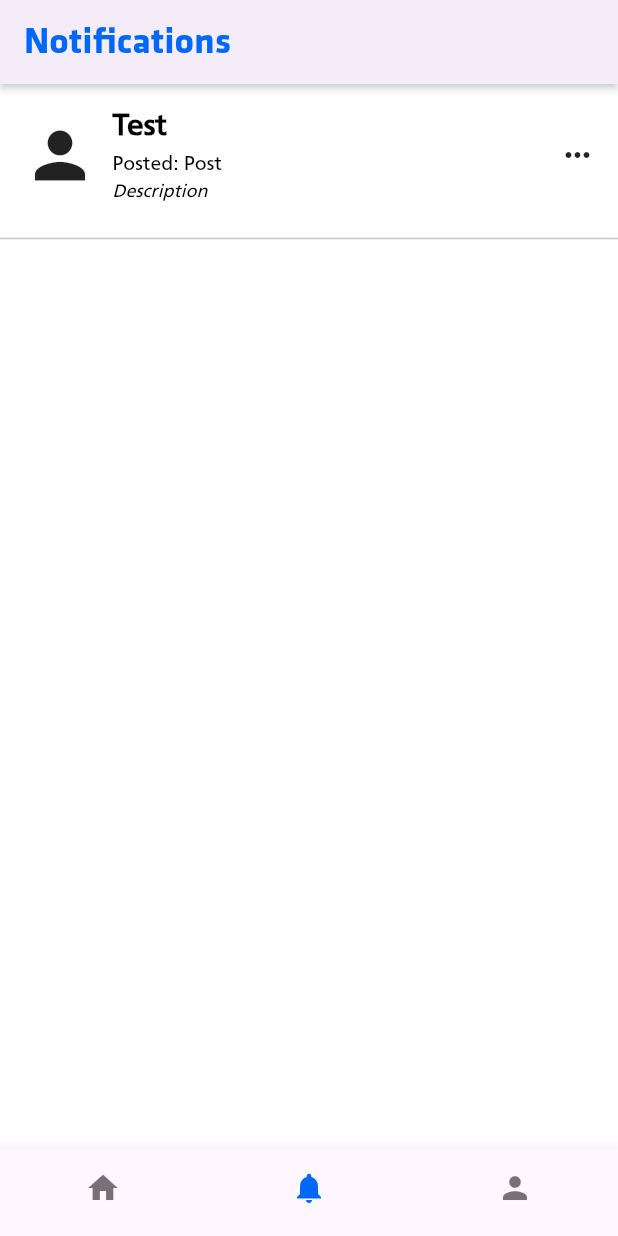
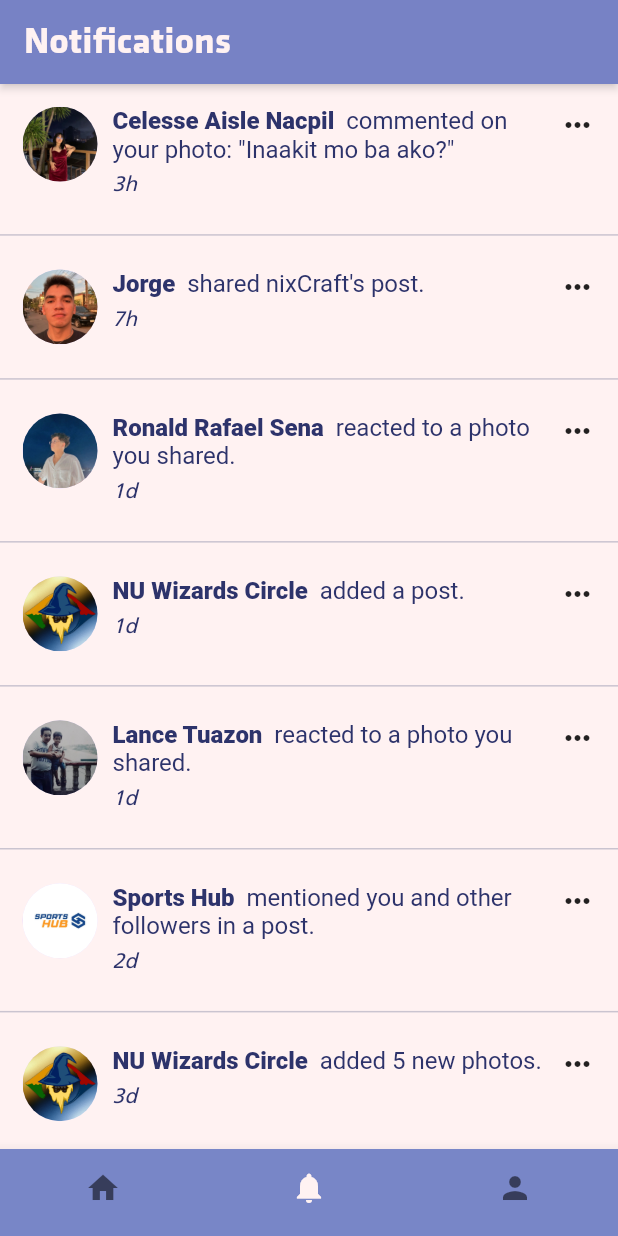
Before and after one commit to pdns-cs/manuel_longexam1part2, a Flutter app: the screen it shows after launch, swiped to page 2, on a phone screen of 412 x 824 dp. Run offline on Flutter 3.47's test engine with Material 3 defaults, Android fonts, the phone set to English and light mode, and no system bars; our stand-ins replace flutter_screenutil.

Commit message:
lab 2 done

```diff
--- a/lib/constants.dart
+++ b/lib/constants.dart
@@ -1,8 +1,8 @@
 import 'package:flutter/material.dart';
 
-const Color FB_PRIMARY = Color(0xFF0167f8);
-const Color FB_SECONDARY = Color(0xff003bb3);
-const Color FB_DARK_PRIMARY = Color(0xFF021452);
-const Color FB_LIGHT_PRIMARY = Color(0xFF74b7fb);
-const Color FB_TEXT_COLOR_WHITE = Color(0xFFe0f0fd);
+const Color FB_PRIMARY = Color(0xFF2D336B);
+const Color FB_SECONDARY = Color(0xFFA9B5DF);
+const Color FB_DARK_PRIMARY = Color(0xFF2D336B);
+const Color FB_LIGHT_PRIMARY = Color(0xFF7886C7);
+const Color FB_TEXT_COLOR_WHITE = Color(0xFFFFF2F2);
 const Color FB_TEXT_COLOR_GREY = Color(0xFF606770);
--- a/lib/screens/home_screen.dart
+++ b/lib/screens/home_screen.dart
@@ -21,13 +21,15 @@ class _HomeScreenState extends State<HomeScreen> {
     final List<String> titles = ['Chatterly', 'Notifications'];
 
     return Scaffold(
+      backgroundColor: FB_TEXT_COLOR_WHITE,
       appBar: AppBar(
+        backgroundColor: FB_LIGHT_PRIMARY,
         shadowColor: FB_TEXT_COLOR_WHITE,
         elevation: 2,
         title: CustomFont(
           text: titles[_selectedIndex],
           fontSize: ScreenUtil().setSp(25),
-          color: FB_PRIMARY,
+          color: FB_TEXT_COLOR_WHITE,
           fontFamily: 'Klavika',
         ),
       ),
@@ -41,6 +43,7 @@ class _HomeScreenState extends State<HomeScreen> {
         },
       ),
       bottomNavigationBar: BottomNavigationBar(
+        backgroundColor: FB_LIGHT_PRIMARY,
         showSelectedLabels: false,
         showUnselectedLabels: false,
         onTap: _onTappedBar,
@@ -53,7 +56,7 @@ class _HomeScreenState extends State<HomeScreen> {
           ),
           BottomNavigationBarItem(icon: Icon(Icons.person), label: 'Profile')
         ],
-        selectedItemColor: FB_PRIMARY,
+        selectedItemColor: FB_TEXT_COLOR_WHITE,
         currentIndex: _selectedIndex,
       ),
     );
--- a/lib/screens/notification_screen.dart
+++ b/lib/screens/notification_screen.dart
@@ -1,3 +1,5 @@
+import 'package:tuazon_mobprog/constants.dart';
+
 import '../widgets/notification.dart' as notif;
 import 'package:flutter/material.dart';
 import 'package:flutter_screenutil/flutter_screenutil.dart';
@@ -13,13 +15,67 @@ class _NotificationScreenState extends State<NotificationScreen> {
   @override
   Widget build(BuildContext context) {
     return Container(
-      color: Colors.white,
+      color: FB_TEXT_COLOR_WHITE,
       width: ScreenUtil().screenWidth,
-      child: const Column(
-        children: [
-          notif.Notification(name: 'Test', post: 'Post',
-            description: 'Description',),
-            Divider(),
+      child: ListView(
+        children: const [
+          notif.Notification_Tile(
+            name: 'Celesse Aisle Nacpil',
+            description: ' commented on your photo: "Inaakit mo ba ako?"',
+            time: '3h',
+            notifProfile: 'assets/images/notif7.jpg',
+          ),
+          Divider(),
+          notif.Notification_Tile(
+            name: 'Jorge',
+            description: " shared nixCraft's post.",
+            time: '7h',
+            notifProfile: 'assets/images/notif1.jpg',
+          ),
+          Divider(),
+          notif.Notification_Tile(
+            name: 'Ronald Rafael Sena',
+            description: " reacted to a photo you shared.",
+            time: '1d',
+            notifProfile: 'assets/images/notif2.jpg',
+          ),
+          Divider(),
+          notif.Notification_Tile(
+            name: 'NU Wizards Circle',
+            description: " added a post.",
+            time: '1d',
+            notifProfile: 'assets/images/notif3.jpg',
+          ),
+          Divider(),
+          notif.Notification_Tile(
+            name: 'Lance Tuazon',
+            description: " reacted to a photo you shared.",
+            time: '1d',
+            notifProfile: 'assets/images/notif4.jpg',
+          ),
+          Divider(),
+          notif.Notification_Tile(
+            name: 'Sports Hub',
+            description: " mentioned you and other followers in a post.",
+            time: '2d',
+            notifProfile: 'assets/images/notif5.jpg',
+          ),
+          Divider(),
+          notif.Notification_Tile(
+            name: 'NU Wizards Circle',
+            description: " added 5 new photos.",
+            time: '3d',
+            notifProfile: 'assets/images/notif3.jpg',
+          ),
+          Divider(),
+          notif.Notification_Tile(
+            name: 'Tisha Dela Cruz',
+            description: " shared your post.",
+            time: '4d',
+            notifProfile: 'assets/images/notif6.jpg',
+          ),
+          Divider(),
+
         ],
       ),
     );
--- a/lib/widgets/newsfeed_card.dart
+++ b/lib/widgets/newsfeed_card.dart
@@ -14,9 +14,9 @@ class NewsfeedCard extends StatelessWidget {
   final int commentsCount;
   final int sharesCount;
   final String userImage;
-  final String? imagePath; // optional post image
+  final String? imagePath;
   final bool
-  showPlaceholder; // whether to show placeholder when imagePath is null
+  showPlaceholder;
 
   const NewsfeedCard({
     super.key,
@@ -57,6 +57,7 @@ class NewsfeedCard extends StatelessWidget {
     }
 
     return Card(
+      color: FB_TEXT_COLOR_WHITE,
       margin: EdgeInsets.all(ScreenUtil().setSp(10)),
       child: Padding(
         padding: EdgeInsetsGeometry.all(ScreenUtil().setSp(10)),
@@ -77,7 +78,7 @@ class NewsfeedCard extends StatelessWidget {
                     CustomFont(
                       text: userName,
                       fontSize: ScreenUtil().setSp(15),
-                      color: Colors.black,
+                      color: FB_DARK_PRIMARY,
                       fontWeight: FontWeight.bold,
                     ),
                     Row(
@@ -108,7 +109,7 @@ class NewsfeedCard extends StatelessWidget {
             CustomFont(
               text: postContent,
               fontSize: ScreenUtil().setSp(12),
-              color: Colors.black,
+              color: FB_DARK_PRIMARY,
             ),
             SizedBox(height: ScreenUtil().setHeight(5)),
             (imagePath != null)
--- a/lib/widgets/notification.dart
+++ b/lib/widgets/notification.dart
@@ -1,50 +1,70 @@
 import 'package:flutter/material.dart';
 import 'package:flutter_screenutil/flutter_screenutil.dart';
+import 'package:tuazon_mobprog/constants.dart';
 import 'package:tuazon_mobprog/widgets/custom_font.dart';
 
-class Notification extends StatelessWidget {
-  const Notification({
+class Notification_Tile extends StatelessWidget {
+  const Notification_Tile({
     super.key,
     required this.name,
-    required this.post,
+    required this.time,
     required this.description,
+    required this.notifProfile,
   });
 
   final String name;
-  final String post;
   final String description;
+  final String time;
+  final String notifProfile;
 
   @override
   Widget build(BuildContext context) {
     return Container(
       padding: EdgeInsets.all(ScreenUtil().setSp(15)),
       child: Row(
+
+        crossAxisAlignment: CrossAxisAlignment.start,
         children: [
-          Icon(Icons.person, size: ScreenUtil().setSp(50)),
+          CircleAvatar(
+            radius: 25,
+            backgroundImage: AssetImage(notifProfile),
+          ),
           SizedBox(width: ScreenUtil().setWidth(10)),
-          Column(
-            crossAxisAlignment: CrossAxisAlignment.start,
-            children: [
-              CustomFont(
-                text: name,
-                fontSize: ScreenUtil().setSp(20),
-                color: Colors.black,
-                fontWeight: FontWeight.w800,
-              ),
-              CustomFont(
-                text: 'Posted: $post',
-                fontSize: ScreenUtil().setSp(13),
-                color: Colors.black,
-              ),
-              CustomFont(
-                text: description,
-                fontSize: ScreenUtil().setSp(12),
-                color: Colors.black,
-                fontStyle: FontStyle.italic,
-              ),
-            ],
+
+          Expanded(
+            child: Column(
+              crossAxisAlignment: CrossAxisAlignment.start,
+              children: [
+                RichText(
+                  text: TextSpan(
+                    style: TextStyle(
+                      fontSize: ScreenUtil().setSp(16),
+                      color: FB_DARK_PRIMARY,
+                    ),
+                    children: [
+                      TextSpan(
+                        text: "$name ",
+                        style: const TextStyle(fontWeight: FontWeight.w800),
+                      ),
+                      TextSpan(text: description),
+                    ],
+                  ),
+                ),
+
+                SizedBox(height: ScreenUtil().setHeight(4)),
+
+                CustomFont(
+                  text: time,
+                  fontSize: ScreenUtil().setSp(14),
+                  color: FB_DARK_PRIMARY,
+                  fontStyle: FontStyle.italic,
+                ),
+              ],
+            ),
           ),
-          const Spacer(),
+
+          SizedBox(width: ScreenUtil().setWidth(10)),
+
           const Icon(Icons.more_horiz),
         ],
       ),
```
Also changed, not shown: assets/images/notif1.jpg (added), assets/images/notif2.jpg (added), assets/images/notif3.jpg (added), assets/images/notif4.jpg (added), assets/images/notif5.jpg (added), assets/images/notif6.jpg (added), assets/images/notif7.jpg (added).
